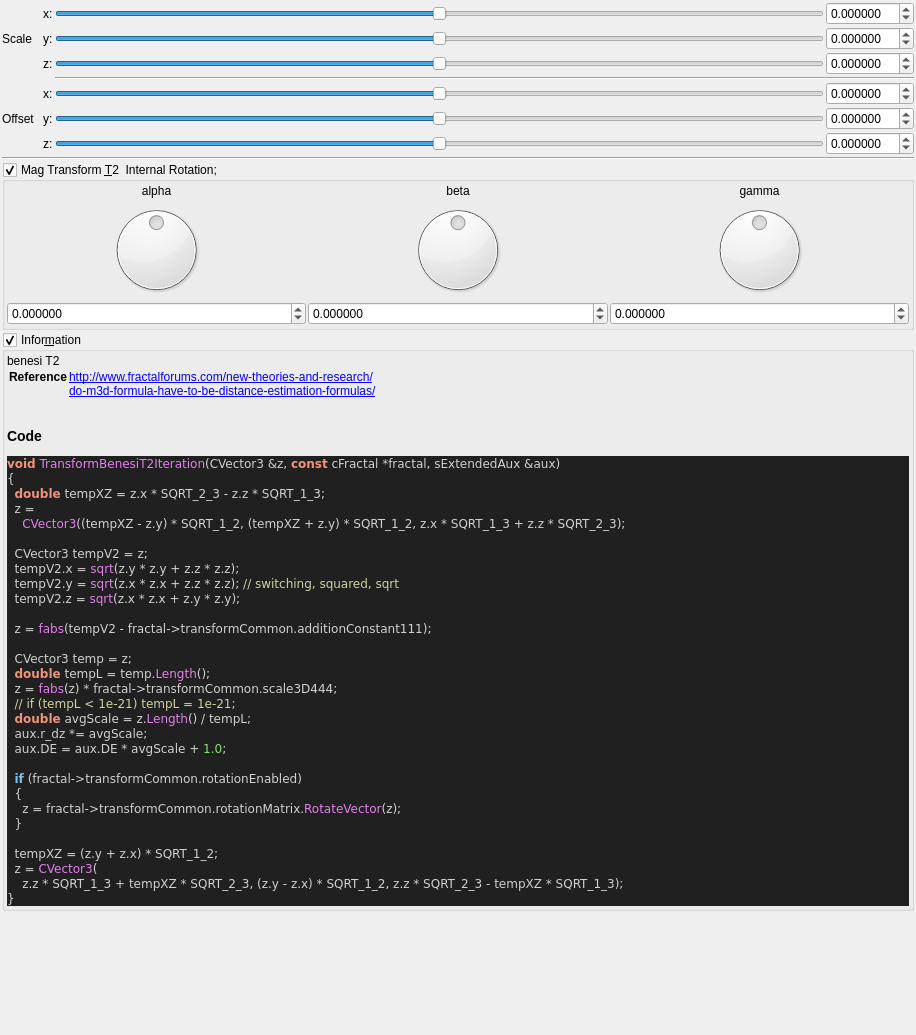
First picture: the form in mandelbulber2/qt_data/fractal_transf_benesi_T2.ui, repository buddhi1980/mandelbulber2, before the edit.
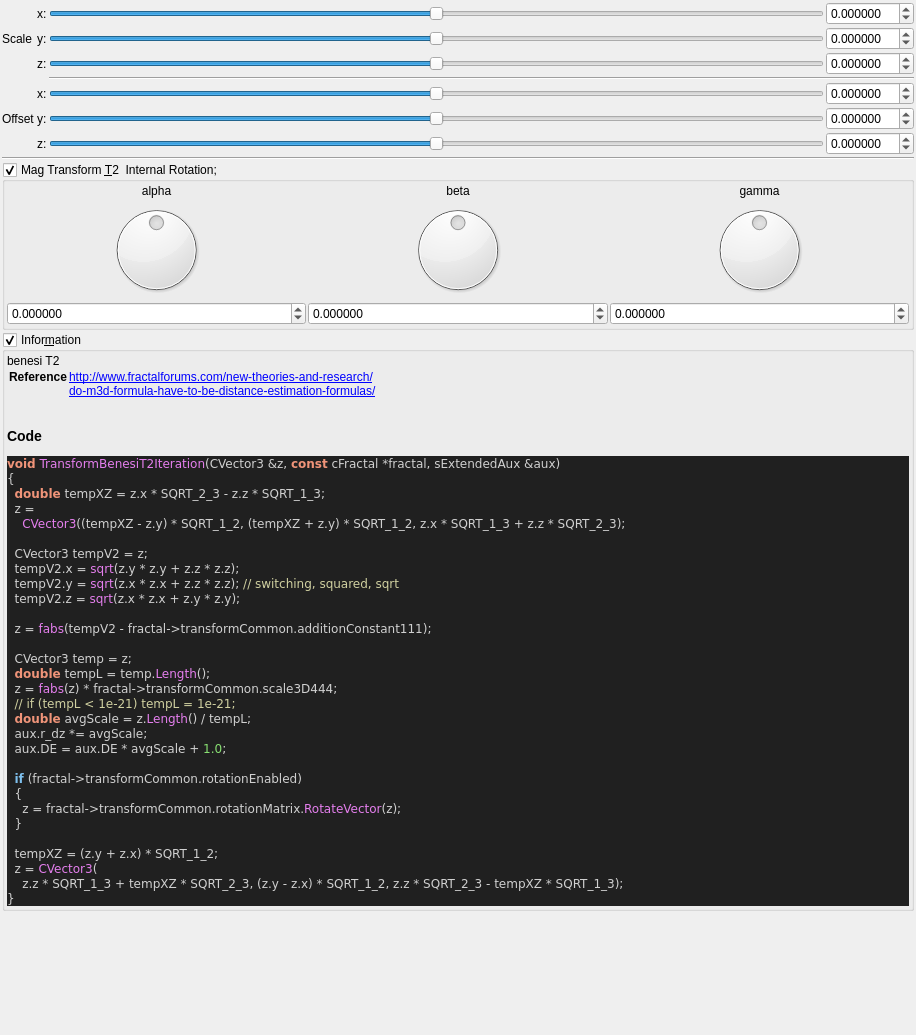
Second picture: the form after the edit. Custom widgets are drawn as their Qt base class.

What changed in the file:
```diff
--- a/mandelbulber2/qt_data/fractal_transf_benesi_T2.ui
+++ b/mandelbulber2/qt_data/fractal_transf_benesi_T2.ui
@@ -150,14 +150,14 @@
      <item row="6" column="1">
       <widget class="QLabel" name="label_255">
        <property name="text">
-        <string>Offset  </string>
+        <string>Offset</string>
        </property>
       </widget>
      </item>
      <item row="2" column="1">
       <widget class="QLabel" name="label_258">
        <property name="text">
-        <string>Scale </string>
+        <string>Scale</string>
        </property>
       </widget>
      </item>
```
Left out of the diff: 2 changed lines with no effect on the pictures.
